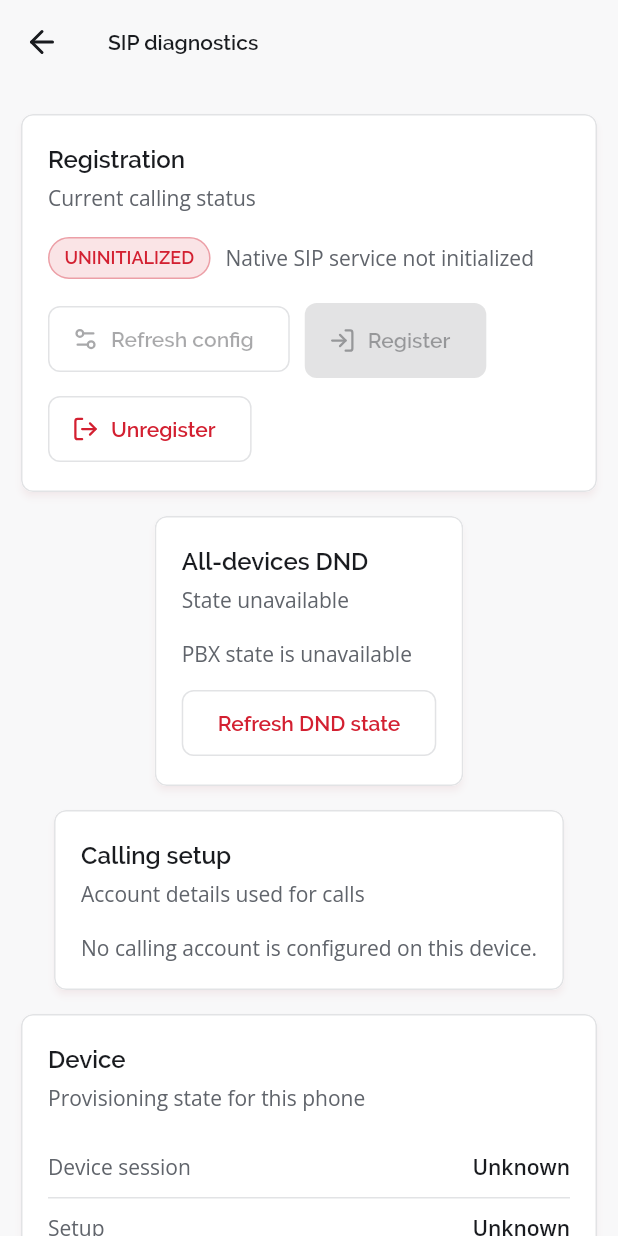
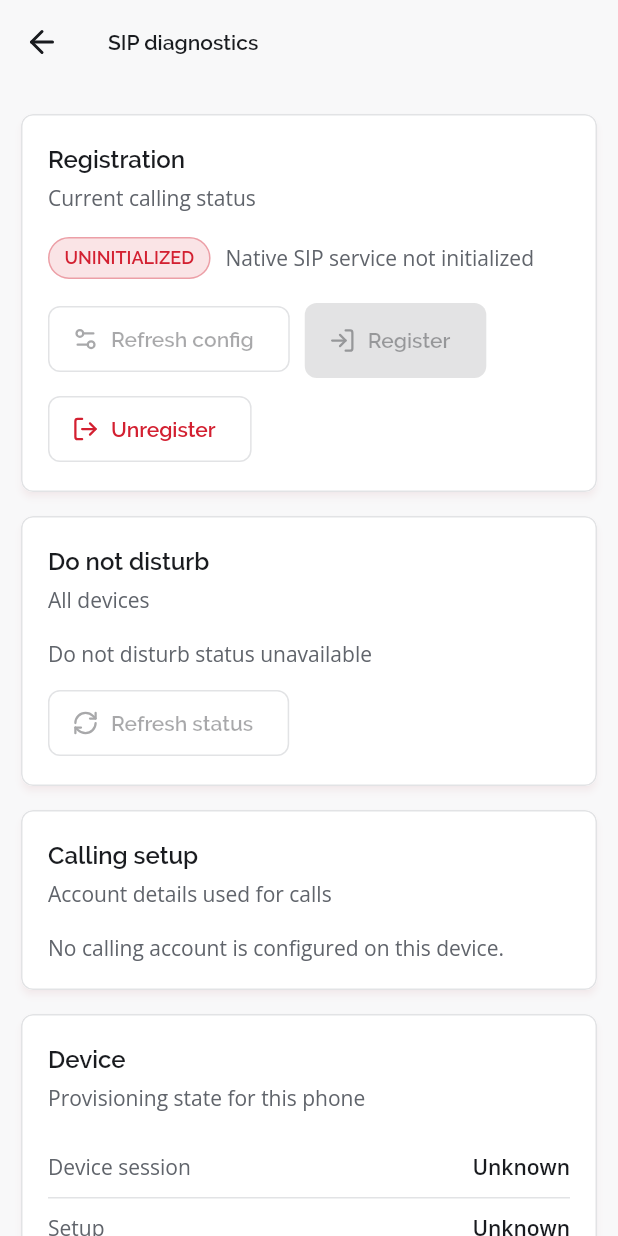
Before and after one commit to thinkswifttech/VoipCloud, a Flutter app: the SipDiagnosticsScreen screen opened by its route, on a phone screen of 412 x 824 dp. Run offline on Flutter 3.47's test engine with Material 3 defaults, Android fonts, the phone set to English and light mode, and no system bars; our stand-ins replace connectivity_plus, dio, firebase_core, firebase_messaging, flutter_contacts, flutter_riverpod and 6 more; missing offline and left inert: cryptography, desktop_drop, file_selector, mobile_scanner, phone_numbers_parser, zxing2; accounts and stored records are empty.

Commit message:
Fix DND confirmation and Windows control-call completion
Allow PBX DND control calls to finish naturally within their existing timeout, clarify pending and unconfirmed DND status, add read-only DND diagnostics and control-call logs, refresh locked dependencies, and prepare version 1.0.1 build 38.

```diff
--- a/lib/features/settings/application/pbx_dnd_monitor.dart
+++ b/lib/features/settings/application/pbx_dnd_monitor.dart
@@ -6,7 +6,7 @@ class PbxDndState {
   const PbxDndState({
     this.enabled,
     this.pending = false,
-    this.message = 'State unavailable',
+    this.message = 'Do not disturb status unavailable',
   });
   final bool? enabled;
   final bool pending;
@@ -72,6 +72,7 @@ class PbxDndMonitor extends ChangeNotifier {
     required this.stop,
     required this.toggle,
     required this.canToggle,
+    this.diagnostic,
     this.confirmationTimeout = const Duration(seconds: 15),
     this.initialTimeout = const Duration(seconds: 15),
     this.renewAfter = const Duration(minutes: 4),
@@ -79,12 +80,13 @@ class PbxDndMonitor extends ChangeNotifier {
   }) {
     _events = events.listen(
       _onEvent,
-      onError: (_) => _failed('DND connection unavailable'),
+      onError: (_) => _failed('Unable to check do not disturb. Reconnecting…'),
     );
   }
   final Future<void> Function(String extension, String subscriptionId) start;
   final Future<void> Function() stop, toggle;
   final bool Function() canToggle;
+  final void Function(String message)? diagnostic;
   final Duration confirmationTimeout, initialTimeout, renewAfter, retryBase;
   late final StreamSubscription<Map<String, dynamic>> _events;
   Future<void> _operations = Future.value();
@@ -93,6 +95,7 @@ class PbxDndMonitor extends ChangeNotifier {
   bool _registered = false, _disposed = false;
   int _generation = 0, _version = -1, _failures = 0;
   bool? _desired;
+  bool? _unconfirmedDesired;
   PbxDndState state = const PbxDndState();
 
   void _publish(PbxDndState next) {
@@ -121,6 +124,7 @@ class PbxDndMonitor extends ChangeNotifier {
     _domain = domain;
     _registered = registered;
     _failures = 0;
+    _unconfirmedDesired = null;
     refresh();
   }
 
@@ -142,8 +146,8 @@ class PbxDndMonitor extends ChangeNotifier {
         message:
             message ??
             (_registered
-                ? 'Checking PBX DND…'
-                : 'State unavailable — not registered'),
+                ? 'Checking do not disturb…'
+                : 'Connect to calling to check do not disturb'),
       ),
     );
     final extension = _extension;
@@ -157,11 +161,15 @@ class PbxDndMonitor extends ChangeNotifier {
           return;
         }
         _initial = Timer(initialTimeout, () {
-          if (generation == _generation) _failed('PBX DND did not respond');
+          if (generation == _generation) {
+            _failed('Unable to check do not disturb. Reconnecting…');
+          }
         });
         await start(extension, id).timeout(const Duration(seconds: 5));
       } catch (_) {
-        if (generation == _generation) _failed('DND subscription unavailable');
+        if (generation == _generation) {
+          _failed('Unable to check do not disturb. Reconnecting…');
+        }
       }
     });
   }
@@ -194,7 +202,7 @@ class PbxDndMonitor extends ChangeNotifier {
     }
     if (event['kind'] == 'subscription') {
       if (event['state'] == 'error' || event['state'] == 'terminated') {
-        _failed('PBX DND subscription lost');
+        _failed('Do not disturb connection lost. Reconnecting…');
       }
       return;
     }
@@ -209,10 +217,13 @@ class PbxDndMonitor extends ChangeNotifier {
     );
     if (update == null || update.version <= _version) return;
     if (!update.full) {
-      _failed('PBX DND needs a fresh full state');
+      _failed('Refreshing do not disturb status…');
       return;
     }
     _version = update.version;
+    diagnostic?.call(
+      'DND state received enabled=${update.enabled} version=${update.version} pending=${_desired != null}',
+    );
     _failures = 0;
     _initial?.cancel();
     _renew ??= Timer(renewAfter, () {
@@ -226,11 +237,16 @@ class PbxDndMonitor extends ChangeNotifier {
       _desired = null;
       _confirmation?.cancel();
     }
+    if (_unconfirmedDesired == update.enabled) _unconfirmedDesired = null;
     _publish(
       PbxDndState(
         enabled: update.enabled,
         pending: _desired != null,
-        message: _desired != null ? 'Updating…' : 'Confirmed by PBX',
+        message: _desired != null
+            ? 'Updating do not disturb…'
+            : _unconfirmedDesired != null
+            ? 'Could not confirm your change. Do not disturb is still ${update.enabled ? "on" : "off"}.'
+            : 'Do not disturb is ${update.enabled ? "on" : "off"} for all devices',
       ),
     );
   }
@@ -241,21 +257,32 @@ class PbxDndMonitor extends ChangeNotifier {
       _publish(
         PbxDndState(
           enabled: state.enabled,
-          message: 'End the current call before changing all-devices DND',
+          message:
+              'End the current call before changing do not disturb on all devices',
         ),
       );
       return;
     }
     if (enabled == state.enabled) return;
     final generation = _generation;
+    _unconfirmedDesired = null;
     _desired = enabled;
+    diagnostic?.call('DND change requested enabled=$enabled');
     _publish(
-      PbxDndState(enabled: state.enabled, pending: true, message: 'Updating…'),
+      PbxDndState(
+        enabled: state.enabled,
+        pending: true,
+        message: 'Updating do not disturb…',
+      ),
     );
     _confirmation = Timer(confirmationTimeout, () {
       if (_disposed || generation != _generation || _desired == null) return;
+      _unconfirmedDesired = _desired;
+      diagnostic?.call(
+        'DND change confirmation timed out; checking state without redial',
+      );
       _desired = null;
-      refresh(message: 'Change not confirmed — checking PBX state…');
+      refresh(message: 'Change not confirmed. Checking do not disturb…');
       // Never retry *76: it might already have reached the PBX.
     });
     try {
@@ -267,7 +294,7 @@ class PbxDndMonitor extends ChangeNotifier {
       _publish(
         PbxDndState(
           enabled: state.enabled,
-          message: 'Unable to change PBX DND',
+          message: 'Unable to change do not disturb. Please try again.',
         ),
       );
     }
--- /dev/null
+++ b/lib/features/settings/presentation/dnd_diagnostics_card.dart
@@ -0,0 +1,46 @@
+import 'package:flutter/material.dart';
+
+import '../../../shared/icons/app_icons.dart';
+import '../../../shared/widgets/app_card.dart';
+import '../application/pbx_dnd_monitor.dart';
+
+/// A read-only troubleshooting action; refreshing never toggles DND.
+class DndDiagnosticsCard extends StatelessWidget {
+  const DndDiagnosticsCard({
+    required this.state,
+    required this.registered,
+    required this.onRefresh,
+    super.key,
+  });
+
+  final PbxDndState state;
+  final bool registered;
+  final VoidCallback onRefresh;
+
+  @override
+  Widget build(BuildContext context) {
+    return SizedBox(
+      width: double.infinity,
+      child: AppCard(
+        title: 'Do not disturb',
+        subtitle: 'All devices',
+        child: Column(
+          crossAxisAlignment: CrossAxisAlignment.start,
+          children: [
+            Text(state.message),
+            const SizedBox(height: 12),
+            Tooltip(
+              message:
+                  'Check the current status without changing do not disturb',
+              child: OutlinedButton.icon(
+                onPressed: registered && !state.pending ? onRefresh : null,
+                icon: const Icon(AppIcons.refresh),
+                label: const Text('Refresh status'),
+              ),
+            ),
+          ],
+        ),
+      ),
+    );
+  }
+}
--- a/lib/features/settings/presentation/dnd_settings_section.dart
+++ b/lib/features/settings/presentation/dnd_settings_section.dart
@@ -69,7 +69,7 @@ class DndSettingsSection extends StatelessWidget {
             title: const Text('Enable do not disturb'),
             subtitle: Text(
               scope == DndScope.allDevices && pbxState != null
-                  ? pbxState!.message
+                  ? 'Applies to: all devices\n${pbxState!.message}'
                   : 'Applies to: ${scope.label.toLowerCase()}',
             ),
             value: enabled,
--- a/lib/features/settings/presentation/pbx_dnd_providers.dart
+++ b/lib/features/settings/presentation/pbx_dnd_providers.dart
@@ -1,6 +1,7 @@
 import 'package:flutter_riverpod/flutter_riverpod.dart';
 import '../../../voip/platform/voip_platform_channel.dart';
 import '../../session/presentation/session_controller.dart';
+import '../../sip/presentation/sip_log_providers.dart';
 import '../application/pbx_dnd_monitor.dart';
 
 final pbxDndMonitorProvider = Provider<PbxDndMonitor>((ref) {
@@ -12,6 +13,7 @@ final pbxDndMonitorProvider = Provider<PbxDndMonitor>((ref) {
     toggle: () =>
         ref.read(sipServiceProvider).syncPbxDndToggle(requireImmediate: true),
     canToggle: () => ref.read(sipServiceProvider).liveCalls.isEmpty,
+    diagnostic: (message) => ref.read(sipLogStoreProvider).info(message),
   );
   ref.onDispose(monitor.dispose);
   return monitor;
--- a/lib/features/settings/presentation/sip_diagnostics_screen.dart
+++ b/lib/features/settings/presentation/sip_diagnostics_screen.dart
@@ -13,6 +13,7 @@ import '../../session/presentation/session_controller.dart';
 import '../../sip/domain/sip_config.dart';
 import '../../sip/domain/sip_registration_state.dart';
 import 'pbx_dnd_providers.dart';
+import 'dnd_diagnostics_card.dart';
 
 class SipDiagnosticsScreen extends ConsumerWidget {
   const SipDiagnosticsScreen({super.key});
@@ -25,6 +26,7 @@ class SipDiagnosticsScreen extends ConsumerWidget {
     final device = session?.device;
     final registration = ref.watch(sipRegistrationStateProvider);
     final appVersion = ref.watch(appVersionInfoProvider);
+    final dndState = ref.watch(pbxDndStateProvider);
 
     return Scaffold(
       appBar: AppBar(
@@ -43,6 +45,7 @@ class SipDiagnosticsScreen extends ConsumerWidget {
       ),
       body: PageContent(
         child: Column(
+          crossAxisAlignment: CrossAxisAlignment.stretch,
           children: [
             AppCard(
               title: 'Registration',
@@ -108,24 +111,10 @@ class SipDiagnosticsScreen extends ConsumerWidget {
               ),
             ),
             const SizedBox(height: 16),
-            AppCard(
-              title: 'All-devices DND',
-              subtitle: ref.watch(pbxDndStateProvider).message,
-              child: Column(
-                crossAxisAlignment: CrossAxisAlignment.start,
-                children: [
-                  Text(switch (ref.watch(pbxDndStateProvider).enabled) {
-                    true => 'PBX DND is enabled',
-                    false => 'PBX DND is disabled',
-                    null => 'PBX state is unavailable',
-                  }),
-                  const SizedBox(height: 12),
-                  OutlinedButton(
-                    onPressed: () => ref.read(pbxDndMonitorProvider).refresh(),
-                    child: const Text('Refresh DND state'),
-                  ),
-                ],
-              ),
+            DndDiagnosticsCard(
+              state: dndState,
+              registered: registration.asData?.value.isRegistered ?? false,
+              onRefresh: () => ref.read(pbxDndMonitorProvider).refresh(),
             ),
             const SizedBox(height: 16),
             AppCard(
--- a/pubspec.yaml
+++ b/pubspec.yaml
@@ -1,7 +1,7 @@
 name: phone_app
 description: "ThinkSwift VoipCloud softphone app."
 publish_to: "none"
-version: 1.0.1+37
+version: 1.0.1+38
 
 environment:
   sdk: ^3.11.5
```
Also changed, not shown: lib/features/sip/application/linphone_sip_service.dart (+7 -0 lines), pubspec.lock, 4 other files.
